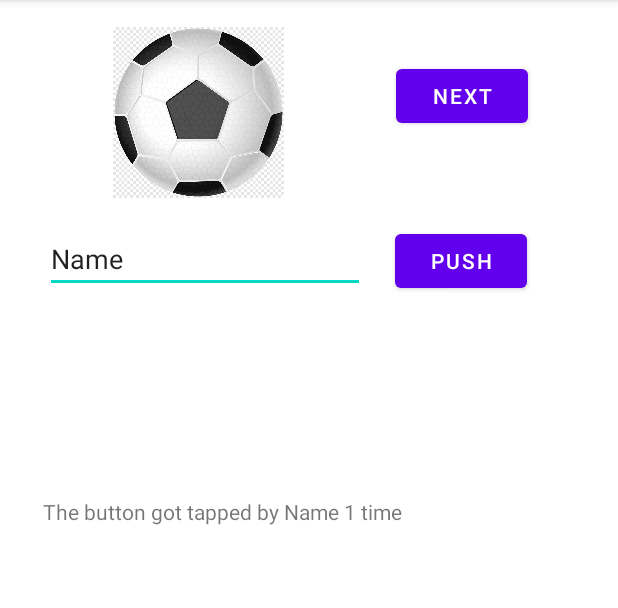
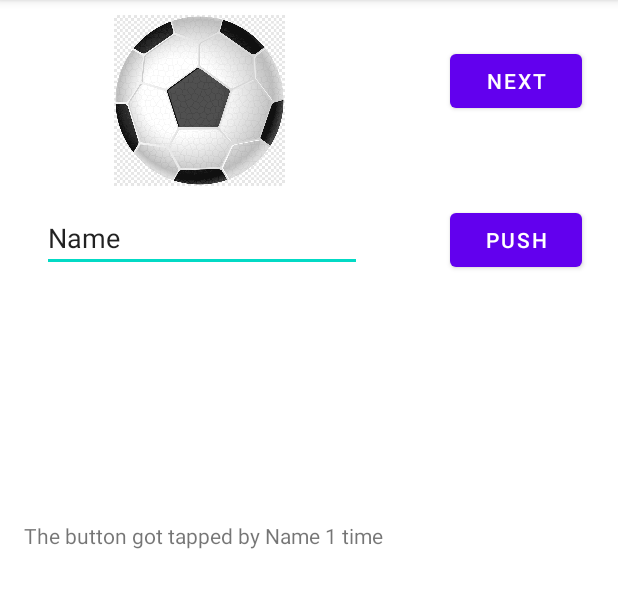
Before and after one commit to pawelglaba/sr13, an Android app: the screen it shows after launch (MainActivity), after a tap on "PUSH", on a phone screen of 412 x 824 dp, the part 84-692 px from its top. Run offline under Robolectric (Android 15) with nearby library versions, the phone set to English and light mode, and no system bars.

Commit message:
New version of simple Android App

```diff
--- a/app/src/main/java/com/example/sr13/MainActivity.kt
+++ b/app/src/main/java/com/example/sr13/MainActivity.kt
@@ -9,53 +9,48 @@ import android.widget.Button
 import android.widget.EditText
 import android.widget.TextView
 
+
 class MainActivity : AppCompatActivity() {
 
-    private var userInput: EditText? = null
-    private var button: Button? = null
-    private var textView: TextView? = null
-
-    private var nextViewButton: Button? = null
-
-
+    private lateinit var userInput: EditText
+    private lateinit var button: Button
+    private lateinit var textView: TextView
+    private lateinit var nextViewButton: Button
     private var numTimesClicked = 0
-
-
 
     override fun onCreate(savedInstanceState: Bundle?) {
         super.onCreate(savedInstanceState)
         setContentView(R.layout.activity_main)
 
+        // Inicjalizacja elementów interfejsu użytkownika
         userInput = findViewById(R.id.inputName)
         button = findViewById(R.id.button)
         textView = findViewById(R.id.printText)
 
-        textView?.text = ""
-        textView?.movementMethod = ScrollingMovementMethod()
+        textView.text = ""
+        textView.movementMethod = ScrollingMovementMethod()
 
         nextViewButton = findViewById(R.id.nextView)
 
+        // Obsługa kliknięcia przycisku "Next View"
+        nextViewButton.setOnClickListener {
+            openActivity2()
+        }
 
-        nextViewButton?.setOnClickListener(object : View.OnClickListener{
-            override fun onClick(v: View?) {
-                openActivity2()
+        // Obsługa kliknięcia przycisku
+        button.setOnClickListener {
+            numTimesClicked++
+            textView.append("\nThe button got tapped by ${userInput.text} $numTimesClicked time")
+            if(numTimesClicked != 1){
+                textView.append("s")
             }
-        })
-
-
-        button?.setOnClickListener(object : View.OnClickListener{
-            override fun onClick(v: View?) {
-                numTimesClicked += 1
-                textView?.append("\n The button got tapped by ${userInput?.text} $numTimesClicked time")
-                if(numTimesClicked !=1){
-                    textView?.append("s")
-                }
-            }
-        })
+        }
     }
 
+    // Metoda do otwierania drugiej aktywności
     private fun openActivity2(){
         val intent = Intent(this, secondActivity::class.java)
+        intent.putExtra("userName", userInput.text.toString())
         startActivity(intent)
     }
 }
--- a/app/src/main/res/layout/activity_main.xml
+++ b/app/src/main/res/layout/activity_main.xml
@@ -10,24 +10,27 @@
         android:id="@+id/printText"
         android:layout_width="361dp"
         android:layout_height="416dp"
-        android:layout_marginStart="25dp"
+        android:layout_marginStart="16dp"
         android:layout_marginTop="40dp"
         android:layout_marginBottom="10dp"
         android:text="Hello World!"
         app:layout_constraintBottom_toBottomOf="parent"
+        app:layout_constraintHorizontal_bias="1.0"
         app:layout_constraintLeft_toLeftOf="parent"
         app:layout_constraintRight_toRightOf="parent"
         app:layout_constraintStart_toStartOf="parent"
         app:layout_constraintTop_toBottomOf="@+id/inputName"
-        app:layout_constraintVertical_bias="0.753" />
+        app:layout_constraintVertical_bias="0.914" />
 
     <Button
         android:id="@+id/button"
         android:layout_width="wrap_content"
         android:layout_height="wrap_content"
-        android:layout_marginStart="20dp"
-        android:layout_marginTop="150dp"
+        android:layout_marginTop="136dp"
+        android:layout_marginEnd="24dp"
         android:text="PUSH"
+        app:layout_constraintEnd_toEndOf="parent"
+        app:layout_constraintHorizontal_bias="1.0"
         app:layout_constraintStart_toEndOf="@+id/inputName"
         app:layout_constraintTop_toTopOf="parent" />
 
@@ -35,8 +38,8 @@
         android:id="@+id/inputName"
         android:layout_width="wrap_content"
         android:layout_height="wrap_content"
-        android:layout_marginStart="30dp"
-        android:layout_marginTop="150dp"
+        android:layout_marginStart="28dp"
+        android:layout_marginTop="136dp"
         android:ems="10"
         android:inputType="textPersonName"
         android:text="Name"
@@ -48,13 +51,13 @@
         android:layout_width="wrap_content"
         android:layout_height="wrap_content"
         android:layout_marginTop="30dp"
-        android:layout_marginEnd="60dp"
+        android:layout_marginEnd="24dp"
         android:layout_marginBottom="50dp"
         android:text="next"
         app:layout_constraintBottom_toTopOf="@+id/button"
         app:layout_constraintEnd_toEndOf="parent"
         app:layout_constraintTop_toTopOf="parent"
-        app:layout_constraintVertical_bias="0.454" />
+        app:layout_constraintVertical_bias="0.0" />
 
     <ImageView
         android:id="@+id/imageView"
@@ -62,8 +65,10 @@
         android:layout_height="114dp"
         app:layout_constraintBottom_toTopOf="@+id/inputName"
         app:layout_constraintEnd_toStartOf="@+id/nextView"
+        app:layout_constraintHorizontal_bias="0.305"
         app:layout_constraintStart_toStartOf="parent"
         app:layout_constraintTop_toTopOf="parent"
+        app:layout_constraintVertical_bias="0.444"
         app:srcCompat="@drawable/ball" />
 
 </androidx.constraintlayout.widget.ConstraintLayout>
--- a/build.gradle
+++ b/build.gradle
@@ -6,7 +6,7 @@ buildscript {
         jcenter()
     }
     dependencies {
-        classpath "com.android.tools.build:gradle:4.1.0"
+        classpath 'com.android.tools.build:gradle:4.2.2'
         classpath "org.jetbrains.kotlin:kotlin-gradle-plugin:$kotlin_version"
 
         // NOTE: Do not place your application dependencies here; they belong
```
Also changed, not shown: app/src/main/java/com/example/sr13/secondActivity.kt (+16 -11 lines), app/src/main/res/layout/activity_second.xml (+16 -2 lines), gradle/wrapper/gradle-wrapper.properties.
